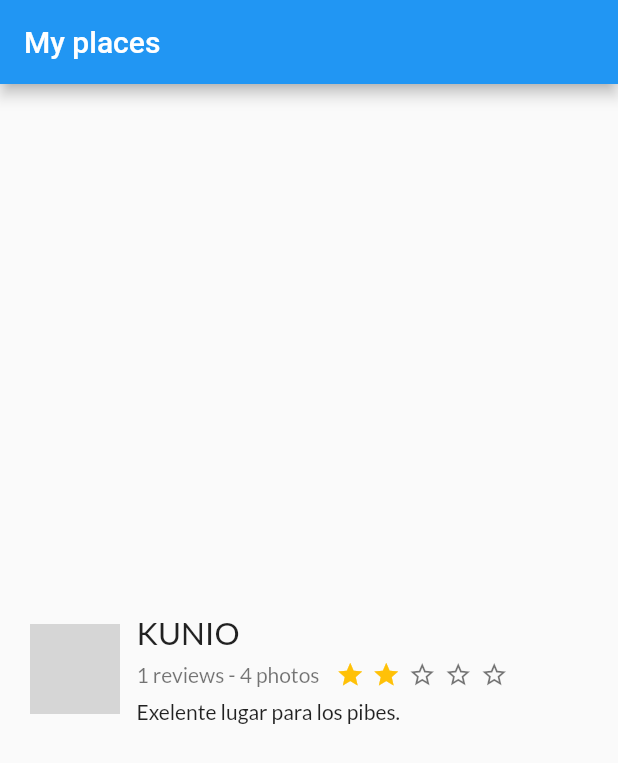
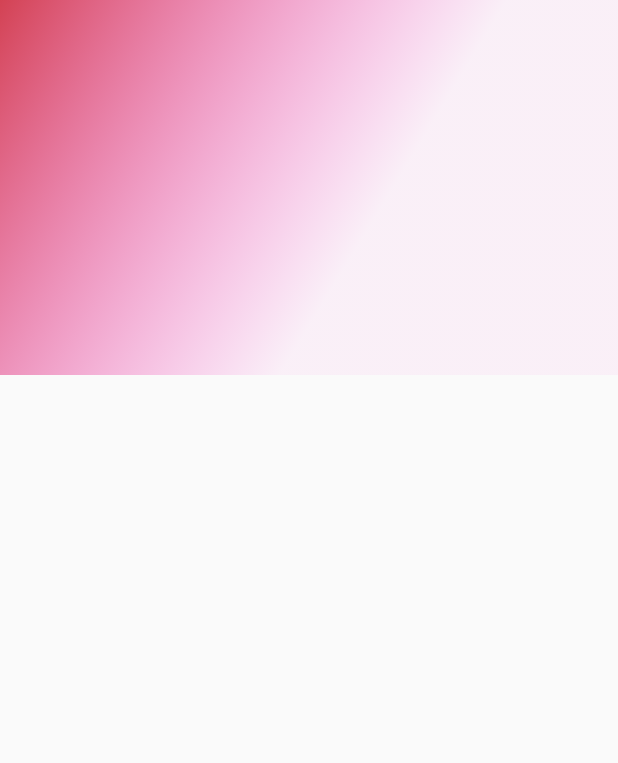
Before and after one commit to DarkPhoenix7774/GRADIENTES, a Flutter app: the screen it shows after launch, on a phone screen of 412 x 824 dp. Shown: the top 763 px of the screen. Run offline on Flutter 3.47's test engine with Material 2 defaults, Android fonts, the phone set to English and light mode, and no system bars; grey boxes are pictures that could not be loaded.

Commit message:
gradientes2.0

```diff
--- a/lib/gradient_back.dart
+++ b/lib/gradient_back.dart
@@ -0,0 +1,40 @@
+import 'package:flutter/material.dart';
+
+
+class  GradientBack extends StatelessWidget{
+  @override
+  Widget build(BuildContext context) {
+
+    final gradiente = Container(
+
+      height: 250,
+      decoration: BoxDecoration(
+
+        gradient: LinearGradient(
+
+          colors: [
+
+            Color(0xFFD34253),
+            Color(0xFF74ACF)
+
+
+          ],
+
+          begin: FractionalOffset(0.0, 0.0),
+          end: FractionalOffset(1.0, 1.0),
+          stops:  [0.0 , 0.6],
+            tileMode: TileMode.clamp
+
+        ),
+
+      ),
+
+    );
+    return gradiente;
+
+  }
+
+
+
+
+}
--- a/lib/home.dart
+++ b/lib/home.dart
@@ -1,7 +1,9 @@
 import 'package:flutter/material.dart';
+import 'package:flutter_appkunio/gradient_back.dart';
 import 'package:flutter_appkunio/review.dart';
 
 import 'package:flutter_appkunio/description_place.dart';
+import 'package:flutter_appkunio/review_list.dart';
 
 class MyHome extends StatelessWidget {
 
@@ -27,7 +29,7 @@ class MyHome extends StatelessWidget {
     );
 
 
-    final review = Container(
+    final reviewList = Container(
 
       margin: EdgeInsets.only(
 
@@ -39,34 +41,37 @@ class MyHome extends StatelessWidget {
       ),
 
 
-      height: 80,
 
-      child: Review("assets/images/perfil.jpg","KUNIO", "1 reviews - 4 photos" , 2 , "Exelente lugar para los pibes.")
+
+      child: ReviewList()
 
     );
 
 
+    //ListView
+
+    final listView = ListView(
+
+children:<Widget> [
+
+  descriptionPlace,
+
+
+],
+
+
+    );
+
 
     return Scaffold(
 
-      appBar: AppBar(
 
-        title: Text(
-
-
-          "My places"
-
-        ),
-
-
-
-      ),
 
       body: Stack(
 
         children: <Widget> [
 
-          review
+          GradientBack()
 
         ],
 
--- a/lib/review.dart
+++ b/lib/review.dart
@@ -30,6 +30,7 @@ class Review extends StatelessWidget{
       margin: EdgeInsets.only(
 
 
+        top: 10,
         right: 11
 
 
--- a/pubspec.yaml
+++ b/pubspec.yaml
@@ -80,4 +80,3 @@ flutter:
       fonts:
       - asset: assets/fonts/Lato-Regular.ttf
 assets:
-- assets/images/perfil.jpg
```
Also changed, not shown: lib/home_app_bar.dart (+26 -0 lines), lib/review_list.dart (+27 -0 lines), 2 other files.
